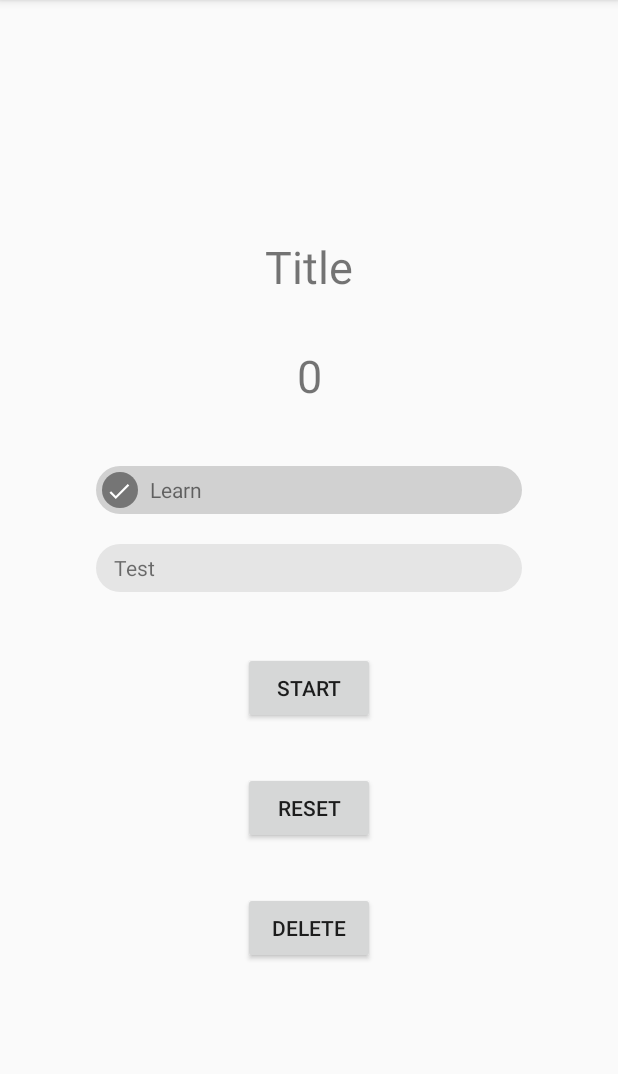
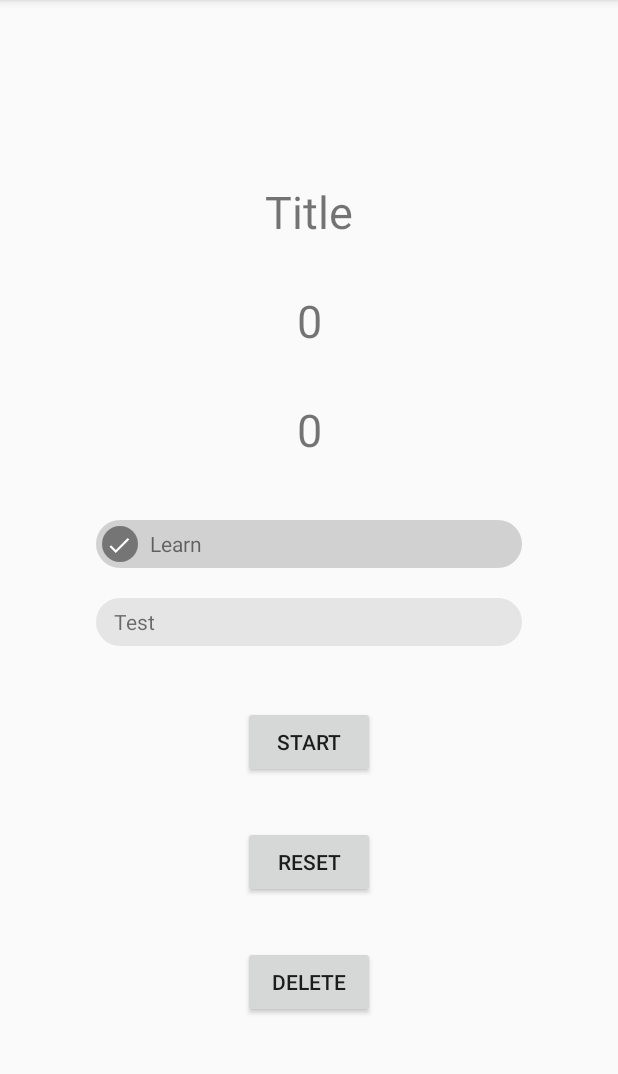
Before and after one commit to vaclav/zkousec, an Android app: the QuestionPackSetup screen opened directly, with no data from a screen before it, on a phone screen of 412 x 824 dp, the part 84-1158 px from its top. Run offline under Robolectric (Android 15) with nearby library versions, the phone set to English and light mode, and no system bars; network calls fail.

Commit message:
Reorganize the setup activity, add a text view for the remaining question count

```diff
--- a/app/src/main/java/cz/dobris/zkousec/QuestionPackSetup.kt
+++ b/app/src/main/java/cz/dobris/zkousec/QuestionPackSetup.kt
@@ -4,6 +4,7 @@ import android.app.AlertDialog
 import android.content.DialogInterface
 import android.content.Intent
 import android.os.Bundle
+import android.os.Handler
 import android.os.PersistableBundle
 import android.util.Log
 import androidx.appcompat.app.AppCompatActivity
@@ -14,31 +15,31 @@ import kotlinx.android.synthetic.main.activity_question_pack_setup2.*
 import kotlin.concurrent.thread
 
 class QuestionPackSetup : AppCompatActivity() {
+    lateinit var fileName : String
+    lateinit var session: TestSession
 
     override fun onSaveInstanceState(outState: Bundle, outPersistentState: PersistableBundle) {
         super.onSaveInstanceState(outState, outPersistentState)
     }
 
-    override fun onCreate(savedInstanceState: Bundle?) {
-        super.onCreate(savedInstanceState)
-        setContentView(R.layout.activity_question_pack_setup2)
+    override fun onResume() {
+        super.onResume()
+    }
 
-        val fileName = intent.getStringExtra("FILE_NAME")
+    override fun onStart() {
+        super.onStart()
+        fileName = intent.getStringExtra("FILE_NAME") ?: ""
 
-
-        if(fileName!=null) {
         val qp = Storage.loadQFile(fileName, this)
         Log.d("Zkousec", "Loaded: " + qp.id + ":" + qp.version)
-            TitleText.text = fileName.replace(".xml","")
+        TitleText.text = fileName.replace(".xml", "")
         QuestionCount.text = "Počet otázek v sadě: " + qp.questions.size
-            //TODO show the numbers of correctly/incorrectly answered questions as well as the remaining ones
-            StartButton.setOnClickListener {
 
-                //TODO start a testing activity
+        val handler = Handler()
         thread {
             val db = DBHelper.instance(this)
             val loaded = db.sessionDao().loadAllById(fileName)
-                    val session = if (loaded != null) {
+            session = if (loaded != null) {
                 Log.d("Zkousec", "Reusing a session")
                 TestSession.fromSessionEntity(qp, loaded)
             } else {
@@ -52,7 +53,21 @@ class QuestionPackSetup : AppCompatActivity() {
             Log.d("Zkousec", "To process: " + session.remainingQuestions())
             Log.d("Zkousec", "Correct: " + session.correctlyAnsweredQuestions())
             Log.d("Zkousec", "Incorrect: " + session.incorrectlyAnsweredQuestions())
+            handler.post {
+                //TODO show the numbers of correctly/incorrectly answered questions as well as the remaining ones
+                ToProcessCount.text = "Zbývající otázky: " + session.remainingQuestions().toString()
             }
+        }
+    }
+
+    override fun onCreate(savedInstanceState: Bundle?) {
+        super.onCreate(savedInstanceState)
+        setContentView(R.layout.activity_question_pack_setup2)
+
+        StartButton.setOnClickListener {
+            val nextQuestion = session.nextQuestion()
+            session.evaluateAnswer(nextQuestion.question.answers[0])
+            //TODO start a testing activity
         }
         DeleteButton.setOnClickListener {
             AlertDialog.Builder(this)
@@ -64,10 +79,10 @@ class QuestionPackSetup : AppCompatActivity() {
                         thread {
                             val db = DBHelper.instance(this)
                             val loaded = db.sessionDao().loadAllById(fileName)
-                                if(loaded != null) db.sessionDao().delete(loaded)
+                            db.sessionDao().delete(loaded)
                         }
 
-                            val intent = Intent (this, MainActivity::class.java)
+                        val intent = Intent(this, MainActivity::class.java)
                         startActivity(intent)
                     })
 
@@ -75,9 +90,6 @@ class QuestionPackSetup : AppCompatActivity() {
                 })
                 .setIcon(android.R.drawable.ic_dialog_alert)
                 .show()
-
-
         }
     }
 }
-}
--- a/app/src/main/res/layout/activity_question_pack_setup2.xml
+++ b/app/src/main/res/layout/activity_question_pack_setup2.xml
@@ -24,6 +24,19 @@
 
     <TextView
         android:id="@+id/QuestionCount"
+        android:layout_width="match_parent"
+        android:layout_height="wrap_content"
+        android:layout_marginTop="32dp"
+        android:capitalize="none"
+        android:text="0"
+        android:textAlignment="center"
+        android:textSize="30sp"
+        app:layout_constraintEnd_toEndOf="parent"
+        app:layout_constraintStart_toStartOf="parent"
+        app:layout_constraintTop_toTopOf="parent" />
+
+    <TextView
+        android:id="@+id/ToProcessCount"
         android:layout_width="match_parent"
         android:layout_height="wrap_content"
         android:layout_marginTop="32dp"
```
Lines whose indentation alone changed are shown as unchanged.
